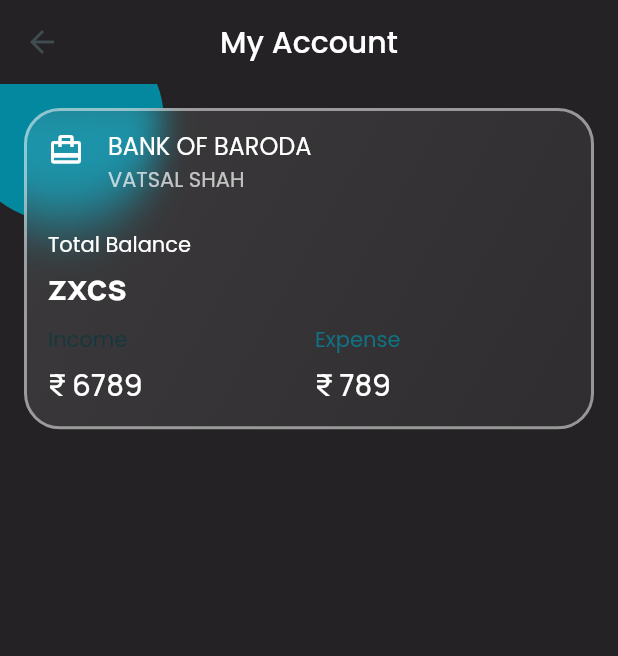
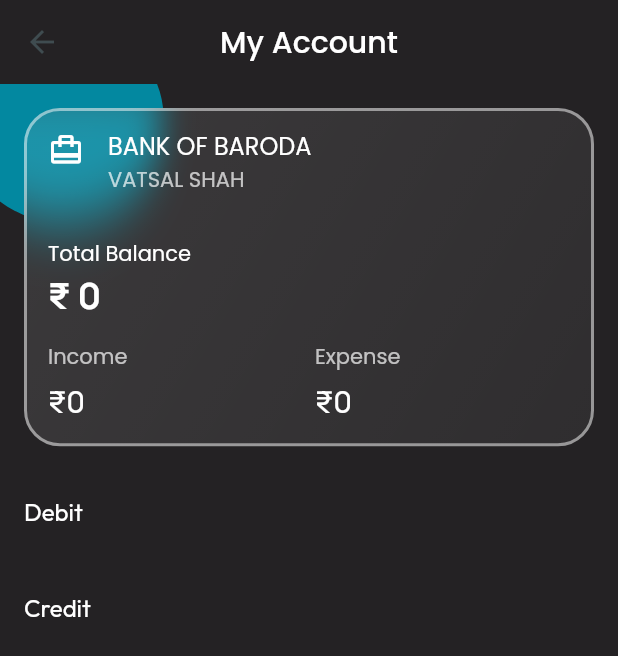
Before and after one commit to hetnakhua/The-Flutterati_Codeshastra, a Flutter app: the AccountsPage screen opened by its route, on a phone screen of 412 x 824 dp. Shown: the top 656 px of the screen. Run offline on Flutter 3.47's test engine with Material 2 defaults, Android fonts, the phone set to English and light mode, and no system bars; drawn by our look-alikes of glassmorphism; our stand-ins replace cloud_firestore, firebase_auth, firebase_core, get, google_fonts; missing offline and left inert: custom_line_indicator_bottom_navbar, readsms, telephony; accounts and stored records are empty.

Commit message:
My Account Completed

```diff
--- /dev/null
+++ b/lib/models/income.dart
@@ -0,0 +1,34 @@
+// ignore_for_file: public_member_api_docs, sort_constructors_first
+import 'dart:convert';
+
+class Income {
+  final String Source;
+  final int amount;
+  final DateTime Date;
+  Income({
+    required this.Source,
+    required this.amount,
+    required this.Date,
+  });
+
+  Map<String, dynamic> toMap() {
+    return <String, dynamic>{
+      'Source': Source,
+      'amount': amount,
+      'Date': Date.millisecondsSinceEpoch,
+    };
+  }
+
+  factory Income.fromMap(Map<String, dynamic> map) {
+    return Income(
+      Source: map['Source'] as String,
+      amount: map['amount'] as int,
+      Date: DateTime.fromMillisecondsSinceEpoch(map['Date'] as int),
+    );
+  }
+
+  String toJson() => json.encode(toMap());
+
+  factory Income.fromJson(String source) =>
+      Income.fromMap(json.decode(source) as Map<String, dynamic>);
+}
--- a/lib/screens/Account/accounts_page_v2.dart
+++ b/lib/screens/Account/accounts_page_v2.dart
@@ -2,8 +2,11 @@
 import 'package:flutterati_codeshastra/constants/colors.dart';
 import 'package:flutterati_codeshastra/models/account.dart';
 import 'package:flutterati_codeshastra/models/expense.dart';
+import 'package:flutterati_codeshastra/models/income.dart';
 import 'package:flutterati_codeshastra/screens/Account/widgets/account_card.dart';
-import 'package:flutterati_codeshastra/screens/Account/widgets/account_card_v2.dart';
+
+import 'package:flutterati_codeshastra/screens/Account/widgets/credit_widget.dart';
+import 'package:flutterati_codeshastra/screens/Account/widgets/debit_widget.dart';
 import 'package:flutterati_codeshastra/util/lava/lava_clock.dart';
 
 class AccountsPage extends StatelessWidget {
@@ -13,7 +16,17 @@
   });
 
   final List<Account> accounts;
-  final List<Expense> expenses = [];
+  final List<Expense> expenses = [
+    Expense(
+        time: DateTime(2023),
+        amount: 263,
+        category: "Food",
+        lat: 23.74,
+        lng: 45.102)
+  ];
+  final List<Income> incomes = [
+    Income(Source: "Mom", amount: 120, Date: DateTime(2023))
+  ];
 
   @override
   Widget build(BuildContext context) {
@@ -32,23 +45,25 @@
           LavaAnimation(
             child: AspectRatio(
               aspectRatio: 16 / 10,
-              child: ListView.builder(
-                padding: const EdgeInsets.only(bottom: 124),
+              child: PageView.builder(
                 physics: const NeverScrollableScrollPhysics(),
-                shrinkWrap: true,
+                padEnds: true,
+                pageSnapping: true,
                 itemCount: accounts.length,
                 itemBuilder: (context, index) {
                   return MobileAccountCard(
-                    totalBalance: "zxcs",
                     cardHolder: "Vatsal Shah",
                     bankName: "Bank Of Baroda",
-                    income: "\u20B9 6789",
-                    expense: "\u20B9 789",
                   );
                 },
               ),
             ),
           ),
+          DebitWidget(
+            total: 896.452,
+            expenses: expenses,
+          ),
+          CreditWidget(total: 452)
         ],
       ),
     );
--- /dev/null
+++ b/lib/screens/Account/controller/accounts_controller.dart
@@ -0,0 +1,5 @@
+import 'package:get/get.dart';
+
+class AccountsController extends GetxController {
+
+}
--- a/lib/screens/Account/widgets/account_card.dart
+++ b/lib/screens/Account/widgets/account_card.dart
@@ -1,35 +1,68 @@
 import 'package:flutter/material.dart';
+import 'package:flutterati_codeshastra/screens/Home/controller/home_controller.dart';
+import 'package:get/get.dart';
 import 'package:glassmorphism/glassmorphism.dart';
 import 'package:google_fonts/google_fonts.dart';
 
 class MobileAccountCard extends StatelessWidget {
-  const MobileAccountCard({
+  MobileAccountCard({
     Key? key,
-    required this.totalBalance,
     required this.cardHolder,
     required this.bankName,
     //required this.cardType,
     this.onDelete,
     this.onTap,
-    required this.income,
-    required this.expense,
   }) : super(key: key);
 
-  final String totalBalance;
   final String cardHolder;
   final String bankName;
   //final CardType cardType;
-  final String income, expense;
+
   final VoidCallback? onDelete;
   final VoidCallback? onTap;
+  HomeController homeController = Get.put(HomeController());
+  int totalIncome = 0;
+  int totalExpense = 0;
 
   @override
   Widget build(BuildContext context) {
     return GestureDetector(
       onTap: onTap,
-      child: Padding(
+      child: StreamBuilder(
+          stream: homeController.getUserExpenseDetails(),
+          builder: (context, snapshot2) {
+            if (snapshot2.connectionState == ConnectionState.waiting) {
+              return Center(
+                child: CircularProgressIndicator(),
+              );
+            }
+            if (snapshot2.connectionState == ConnectionState.waiting) {
+              return Center(
+                child: CircularProgressIndicator(),
+              );
+            }
+            for (int i = 0; i < snapshot2.data!.length; i++) {
+              totalExpense += snapshot2.data![i].amount;
+            }
+            return Padding(
               padding: const EdgeInsets.all(16.0),
-        child: GlassmorphicContainer(
+              child: StreamBuilder(
+                  stream: homeController.getUserIncomeDetails(),
+                  builder: (context, snapshot) {
+                    if (snapshot.connectionState == ConnectionState.waiting) {
+                      return Center(
+                        child: CircularProgressIndicator(),
+                      );
+                    }
+                    if (snapshot.connectionState == ConnectionState.waiting) {
+                      return Center(
+                        child: CircularProgressIndicator(),
+                      );
+                    }
+                    for (int i = 0; i < snapshot.data!.length; i++) {
+                      totalIncome += snapshot.data![i].amount;
+                    }
+                    return GlassmorphicContainer(
                       height: MediaQuery.of(context).size.height * 0.26,
                       width: 350,
                       borderRadius: 24,
@@ -52,8 +85,16 @@
                         begin: Alignment.topLeft,
                         end: Alignment.bottomRight,
                         colors: [
-              Theme.of(context).textTheme.titleMedium!.color!.withOpacity(0.5),
-              Theme.of(context).textTheme.titleMedium!.color!.withOpacity(0.5),
+                          Theme.of(context)
+                              .textTheme
+                              .titleMedium!
+                              .color!
+                              .withOpacity(0.5),
+                          Theme.of(context)
+                              .textTheme
+                              .titleMedium!
+                              .color!
+                              .withOpacity(0.5),
                         ],
                       ),
                       border: 2,
@@ -71,13 +112,16 @@
                                     onTap: onDelete,
                                     child: Icon(
                                       Icons.delete,
-                          color: Theme.of(context).colorScheme.onSurface,
+                                      color: Theme.of(context)
+                                          .colorScheme
+                                          .onSurface,
                                     ),
                                   )
                                 : const SizedBox.shrink(),
                           ),
                           Padding(
-                padding: const EdgeInsets.symmetric(horizontal: 16.0),
+                            padding:
+                                const EdgeInsets.symmetric(horizontal: 16.0),
                             child: Row(
                               mainAxisAlignment: MainAxisAlignment.spaceBetween,
                               children: [
@@ -86,7 +130,9 @@
                                   children: [
                                     Text("Total Balance"),
                                     Text(
-                          totalBalance,
+                                      "\u20B9 " +
+                                          (totalIncome - totalExpense)
+                                              .toString(),
                                       style: GoogleFonts.manrope(
                                         textStyle: Theme.of(context)
                                             .textTheme
@@ -97,7 +143,7 @@
                                       ),
                                     ),
                                   ],
-                    ),
+                                )
                               ],
                             ),
                           ),
@@ -111,22 +157,22 @@
                               children: [
                                 Expanded(
                                   child: Column(
-                        crossAxisAlignment: CrossAxisAlignment.start,
+                                    crossAxisAlignment:
+                                        CrossAxisAlignment.start,
                                     children: [
                                       Text(
                                         "Income",
                                         style: TextStyle(
-                              color: Theme.of(context)
-                                  .colorScheme
-                                  .onPrimary
-                                  .withOpacity(0.75),
-                            ),
+                                            color:
+                                                Colors.white.withOpacity(0.7)),
                                       ),
                                       const SizedBox(height: 6),
                                       Text(
-                            income,
+                                        "\u20B9" + totalIncome.toString(),
                                         style: GoogleFonts.manrope(
-                              textStyle: Theme.of(context).textTheme.titleLarge,
+                                          textStyle: Theme.of(context)
+                                              .textTheme
+                                              .titleLarge,
                                         ),
                                       ),
                                     ],
@@ -135,22 +181,22 @@
                                 const SizedBox(width: 8),
                                 Expanded(
                                   child: Column(
-                        crossAxisAlignment: CrossAxisAlignment.start,
+                                    crossAxisAlignment:
+                                        CrossAxisAlignment.start,
                                     children: [
                                       Text(
                                         "Expense",
                                         style: TextStyle(
-                              color: Theme.of(context)
-                                  .colorScheme
-                                  .onSecondaryContainer
-                                  .withOpacity(0.75),
-                            ),
+                                            color:
+                                                Colors.white.withOpacity(0.7)),
                                       ),
                                       const SizedBox(height: 6),
                                       Text(
-                            expense,
+                                        "\u20B9" + totalExpense.toString(),
                                         style: GoogleFonts.manrope(
-                              textStyle: Theme.of(context).textTheme.titleLarge,
+                                          textStyle: Theme.of(context)
+                                              .textTheme
+                                              .titleLarge,
                                         ),
                                       ),
                                     ],
@@ -161,8 +207,10 @@
                           ),
                         ],
                       ),
-        ),
-      ),
+                    );
+                  }),
+            );
+          }),
     );
   }
 }
--- /dev/null
+++ b/lib/screens/Account/widgets/credit_widget.dart
@@ -0,0 +1,75 @@
+import 'package:flutter/material.dart';
+import 'package:flutterati_codeshastra/models/income.dart';
+import 'package:flutterati_codeshastra/screens/Home/controller/home_controller.dart';
+import 'package:get/get.dart';
+import 'package:google_fonts/google_fonts.dart';
+
+class CreditWidget extends StatelessWidget {
+  const CreditWidget({
+    Key? key,
+    required this.total,
+  }) : super(key: key);
+
+  final double total;
+
+  @override
+  Widget build(BuildContext context) {
+    HomeController homeController = Get.put(HomeController());
+    return Column(
+      mainAxisSize: MainAxisSize.min,
+      children: [
+        ListTile(
+          title: Text(
+            "Credit",
+            style: GoogleFonts.outfit(
+                // fontWeight: FontWeight.w600,
+                // textStyle: Theme.of(context).textTheme.titleMedium,
+                // color: Theme.of(context).colorScheme.onBackground,
+                ),
+          ),
+        ),
+        Padding(
+          padding: const EdgeInsets.symmetric(horizontal: 8.0),
+          child: Card(
+            shape:
+                RoundedRectangleBorder(borderRadius: BorderRadius.circular(24)),
+            color: Theme.of(context).colorScheme.surfaceVariant,
+            clipBehavior: Clip.antiAlias,
+            elevation: 2.0,
+            shadowColor: Theme.of(context).colorScheme.shadow,
+            child: StreamBuilder<List<Income>>(
+                stream: homeController.getUserIncomeDetails(),
+                builder: (context, snapshot) {
+                  if (snapshot.connectionState == ConnectionState.waiting) {
+                    return Center(
+                      child: CircularProgressIndicator(),
+                    );
+                  }
+                  return ListView.builder(
+                    shrinkWrap: true,
+                    padding: EdgeInsets.zero,
+                    physics: const NeverScrollableScrollPhysics(),
+                    itemCount: snapshot.data!.length,
+                    itemBuilder: (_, index) {
+                      final Income income = snapshot.data![index];
+
+                      return ListTile(
+                        horizontalTitleGap: 4,
+                        title: Text(income.Source),
+                        subtitle: Text(income.Date.toString()),
+                        trailing: Text(
+                          '\u20B9 ${income.amount}',
+                          style: GoogleFonts.manrope(
+                            textStyle: TextStyle(color: Colors.green),
+                          ),
+                        ),
+                      );
+                    },
+                  );
+                }),
+          ),
+        ),
+      ],
+    );
+  }
+}
--- /dev/null
+++ b/lib/screens/Account/widgets/debit_widget.dart
@@ -0,0 +1,94 @@
+import 'package:flutter/material.dart';
+import 'package:flutterati_codeshastra/models/expense.dart';
+import 'package:flutterati_codeshastra/screens/Home/controller/home_controller.dart';
+import 'package:get/get.dart';
+import 'package:google_fonts/google_fonts.dart';
+
+class DebitWidget extends StatelessWidget {
+  DebitWidget({
+    Key? key,
+    required this.total,
+    required this.expenses,
+  }) : super(key: key);
+
+  final double total;
+  final List<Expense> expenses;
+  HomeController homeController = Get.put(HomeController());
+
+  @override
+  Widget build(BuildContext context) {
+    return Column(
+      mainAxisSize: MainAxisSize.min,
+      children: [
+        ListTile(
+          title: Text(
+            "Debit",
+            style: GoogleFonts.outfit(),
+          ),
+        ),
+        Padding(
+          padding: const EdgeInsets.symmetric(horizontal: 8.0),
+          child: Card(
+            shape:
+                RoundedRectangleBorder(borderRadius: BorderRadius.circular(24)),
+            color: Theme.of(context).colorScheme.surfaceVariant,
+            clipBehavior: Clip.antiAlias,
+            elevation: 2.0,
+            shadowColor: Theme.of(context).colorScheme.shadow,
+            child: StreamBuilder(
+                stream: homeController.getUserExpenseDetails(),
+                builder: (context, snapshot) {
+                  if (snapshot.connectionState == ConnectionState.waiting) {
+                    return Center(
+                      child: CircularProgressIndicator(),
+                    );
+                  }
+                  return ListView.builder(
+                    shrinkWrap: true,
+                    padding: EdgeInsets.zero,
+                    physics: const NeverScrollableScrollPhysics(),
+                    itemCount: snapshot.data!.length,
+                    itemBuilder: (_, index) {
+                      final Expense expense = snapshot.data![index];
+                      // final Account? account =
+                      //     summaryController.getAccount(expenses[index].accountId);
+                      // final Category? category =
+                      //     summaryController.getCategory(expenses[index].categoryId);
+                      // if (account == null || category == null) {
+                      //   return ExpenseItemWidget(
+                      //     expense: expense,
+                      //     account: Account(
+                      //       name: 'Transfer',
+                      //       icon: Icons.wallet.codePoint,
+                      //       bankName: 'Transfer bank name',
+                      //       number: 'Transfer bank number',
+                      //       cardType: CardType.bank,
+                      //       amount: 0,
+                      //     ),
+                      //     category: Category(
+                      //       icon: MdiIcons.bankTransfer.codePoint,
+                      //       name: 'Transfer category',
+                      //       color: Colors.amber.value,
+                      //     ),
+                      //   );
+                      // }
+                      return ListTile(
+                        horizontalTitleGap: 4,
+                        title: Text(expense.category),
+                        subtitle: Text(expense.time.toString()),
+                        trailing: Text(
+                          '\u20B9 ${expense.amount}',
+                          style: GoogleFonts.manrope(
+                            textStyle: TextStyle(color: Colors.red),
+                          ),
+                        ),
+                      );
+                    },
+                  );
+                }),
+          ),
+        ),
+      ],
+    );
+  }
+}
--- a/lib/util/navbar.dart
+++ b/lib/util/navbar.dart
@@ -8,6 +8,7 @@
 import 'package:flutterati_codeshastra/screens/Loan/loan.dart';
 import 'package:flutterati_codeshastra/screens/Profile/profile.dart';
 import 'package:flutterati_codeshastra/screens/Track/track.dart';
+import 'package:flutterati_codeshastra/services/smsrecieving.dart';
 
 class MyNavbar extends StatefulWidget {
   const MyNavbar({super.key});
@@ -31,7 +32,7 @@
             initialAmount: 1253)
       ],
     ),
-    Loan(),
+    SmsScreen(),
     Tracking(),
     ForumPage(),
   ];
--- a/pubspec.yaml
+++ b/pubspec.yaml
@@ -41,6 +41,10 @@
   google_fonts:
   get_it:
   glassmorphism:
+  readsms:
+  get:
+
+  telephony:
 
   cloud_firestore: ^4.5.0
 
```
Also changed, not shown: lib/models/user.dart (+12 -0 lines), lib/screens/Account/account.dart (deleted, +0 -29 lines), lib/screens/Account/widgets/account_card_v2.dart (deleted, +0 -81 lines), lib/screens/Home/controller/home_controller.dart (added, +83 -0 lines), lib/screens/Home/home.dart (+15 -4 lines), lib/services/smsrecieving.dart (added, +77 -0 lines), lib/util/re_use.dart (+25 -7 lines), pubspec.lock, 2 other files. Lines whose indentation alone changed are shown as unchanged.
